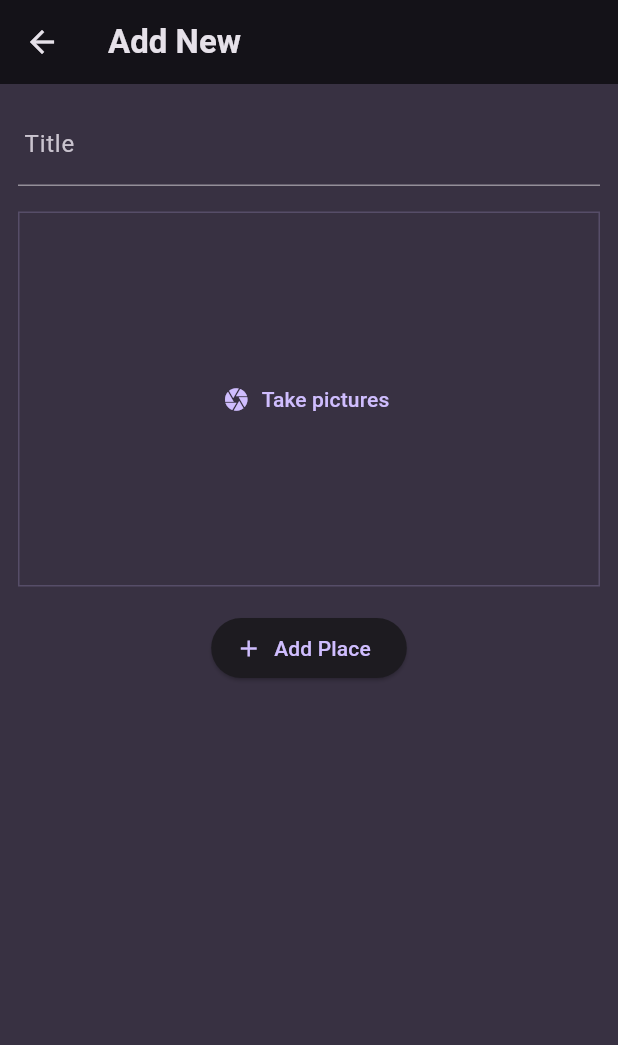
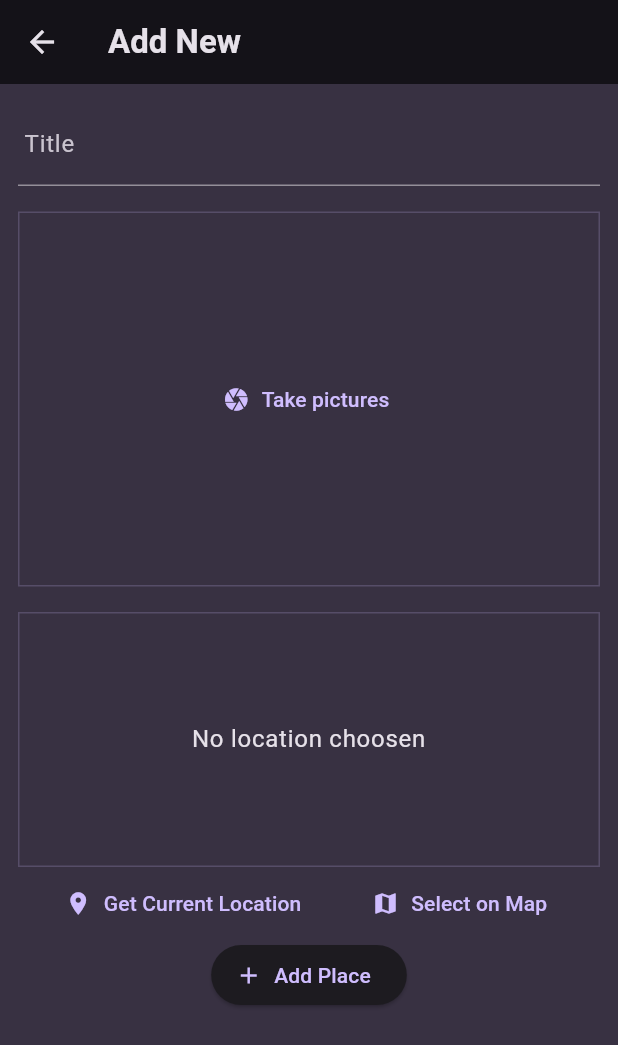
Before and after one commit to sovaamahato/favourite_places_app, a Flutter app: the AddPlaceScreen screen opened directly, on a phone screen of 412 x 824 dp. Shown: the top 1045 px of the screen. Run offline on Flutter 3.47's test engine with Material 3 defaults, Android fonts, the phone set to English and light mode, and no system bars; our stand-ins replace flutter_riverpod, google_fonts, image_picker, location.

```diff
--- a/lib/models.dart
+++ b/lib/models.dart
@@ -4,9 +4,23 @@ import 'package:uuid/uuid.dart';
 
 const uuid = Uuid();
 
+class PlaceLocation {
+  final double latitude;
+  final double longitude;
+  final String address;
+
+  const PlaceLocation({
+    required this.latitude,
+    required this.longitude,
+    required this.address,
+  });
+}
+
 class Place {
   final String id;
   final String title;
   final File image;
-  Place({required this.title, required this.image}) : id = uuid.v4();
+  final PlaceLocation location;
+  Place({required this.title, required this.image, required this.location})
+      : id = uuid.v4();
 }
--- a/lib/screens/add_place.dart
+++ b/lib/screens/add_place.dart
@@ -2,6 +2,7 @@ import 'dart:io';
 
 import 'package:favourite_places_app/providers/user_places.dart';
 import 'package:favourite_places_app/widgets/image_input.dart';
+import 'package:favourite_places_app/widgets/location_input.dart';
 import 'package:flutter/material.dart';
 import 'package:flutter_riverpod/flutter_riverpod.dart';
 
@@ -66,6 +67,8 @@ class _AddPlaceScreenState extends ConsumerState<AddPlaceScreen> {
               const SizedBox(
                 height: 17,
               ),
+              //location input
+              LocationInput(),
               ElevatedButton.icon(
                 onPressed: _savePlace,
                 icon: const Icon(Icons.add),
--- /dev/null
+++ b/lib/widgets/location_input.dart
@@ -0,0 +1,121 @@
+import 'dart:convert';
+
+import 'package:flutter/foundation.dart';
+import 'package:flutter/material.dart';
+import 'package:flutter/widgets.dart';
+import 'package:location/location.dart';
+import 'package:http/http.dart' as http;
+
+import '../models.dart';
+
+class LocationInput extends StatefulWidget {
+  const LocationInput({super.key});
+
+  @override
+  State<LocationInput> createState() => _LocationInputState();
+}
+
+class _LocationInputState extends State<LocationInput> {
+  PlaceLocation? _pickedLocation;
+  var _isGettingLocation = false;
+
+  void _getCurrentLocation() async {
+    Location location = Location();
+
+    bool serviceEnabled;
+    PermissionStatus permissionGranted;
+    LocationData locationData;
+
+    serviceEnabled = await location.serviceEnabled();
+    if (!serviceEnabled) {
+      serviceEnabled = await location.requestService();
+      if (!serviceEnabled) {
+        return;
+      }
+    }
+
+    permissionGranted = await location.hasPermission();
+    if (permissionGranted == PermissionStatus.denied) {
+      permissionGranted = await location.requestPermission();
+      if (permissionGranted != PermissionStatus.granted) {
+        return;
+      }
+    }
+    setState(() {
+      _isGettingLocation = true;
+    });
+
+    locationData = await location.getLocation();
+    final lat = locationData.latitude;
+    final lng = locationData.longitude;
+    if (lat == null || lng == null) {
+      return;
+    }
+    final url = Uri.parse(
+        'https://maps.googleapis.com/maps/api/geocode/json?latlng=$lat,$lng&key=...');
+    final response = await http.get(url);
+
+    final resData = json.decode(response.body);
+    final address = resData['results'][0]['formatted_address'];
+
+    setState(() {
+      _pickedLocation = PlaceLocation(
+        latitude: lat,
+        longitude: lng,
+        address: address,
+      );
+      _isGettingLocation = false;
+    });
+    print(locationData.latitude);
+    print(locationData.longitude);
+  }
+
+  @override
+  Widget build(BuildContext context) {
+    Widget previewContent = Text(
+      "No location choosen",
+      style: Theme.of(context).textTheme.bodyLarge!.copyWith(
+            color: Theme.of(context).colorScheme.onBackground,
+          ),
+      textAlign: TextAlign.center,
+    );
+    if (_isGettingLocation) {
+      previewContent = const CircularProgressIndicator();
+    }
+
+    return Column(
+      children: [
+        Container(
+            alignment: Alignment.center,
+            height: 170,
+            width: double.infinity,
+            decoration: BoxDecoration(
+              border: Border.all(
+                width: 1,
+                color: Theme.of(context).colorScheme.primary.withOpacity(0.2),
+              ),
+            ),
+            child: previewContent),
+        Row(
+          mainAxisAlignment: MainAxisAlignment.spaceEvenly,
+          children: [
+            TextButton.icon(
+              onPressed: _getCurrentLocation,
+              icon: const Icon(
+                Icons.location_on,
+              ),
+              label: const Text("Get Current Location"),
+            ),
+            TextButton.icon(
+              onPressed: () {},
+              icon: const Icon(
+                Icons.map,
+              ),
+              label: const Text("Select on Map"),
+            ),
+          ],
+        )
+      ],
+    );
+  }
+}
--- a/pubspec.yaml
+++ b/pubspec.yaml
@@ -40,6 +40,8 @@ dependencies:
   uuid: ^4.3.3
   flutter_riverpod: ^2.4.10
   image_picker: ^1.0.7
+  location: ^5.0.3
+  http: ^1.2.0
 
 dev_dependencies:
   flutter_test:
```
Also changed, not shown: lib/screens/places_details.dart (+14 -13 lines), pubspec.lock, 3 other files.
